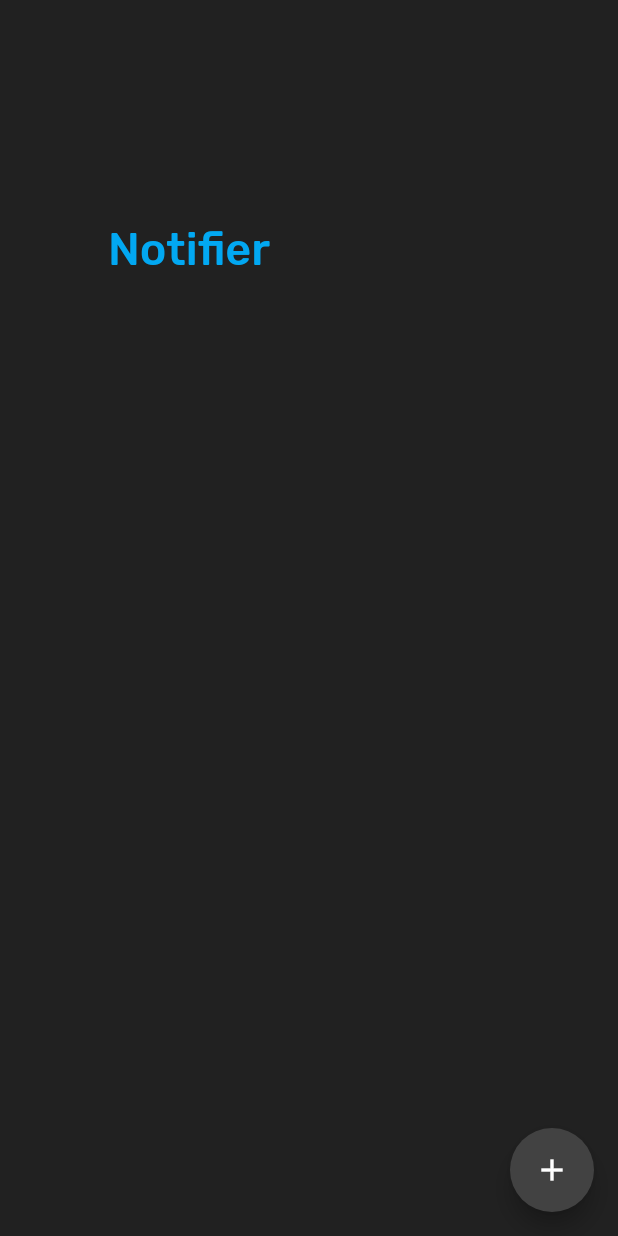
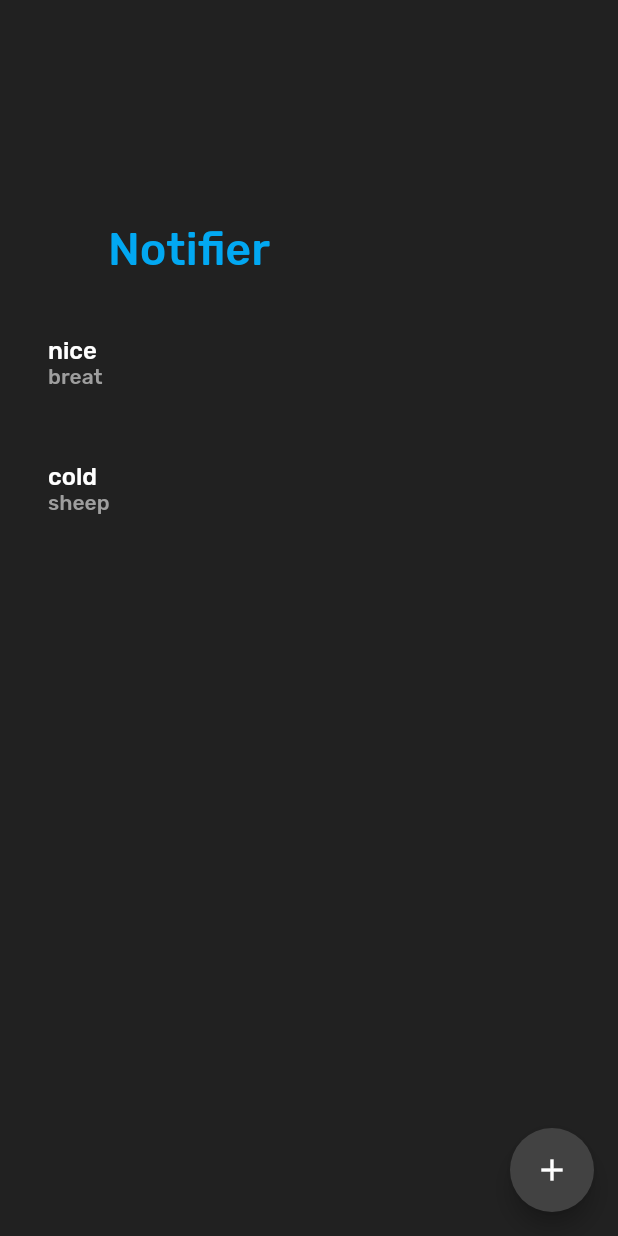
Before and after one commit to probablykasper/notifier, a Flutter app: the screen it shows after launch, on a phone screen of 412 x 824 dp. Run offline on Flutter 3.47's test engine with Material 2 defaults, Android fonts, the phone set to English and light mode, and no system bars.

Commit message:
Added the list

```diff
--- a/lib/models/list.dart
+++ b/lib/models/list.dart
@@ -3,7 +3,16 @@ import 'package:scoped_model/scoped_model.dart';
 import 'package:notifier/models/src/notification.dart';
 
 class ListModel extends Model {
-  final List<Notification> _notifications = [];
+  final List<Notification> _notifications = [
+    Notification(
+      title: 'nice',
+      description: 'breat',
+    ),
+    Notification(
+      title: 'cold',
+      description: 'sheep',
+    ),
+  ];
 
   UnmodifiableListView<Notification> get items => UnmodifiableListView(_notifications);
 
--- a/lib/pages/list.dart
+++ b/lib/pages/list.dart
@@ -1,6 +1,7 @@
 import 'package:flutter/material.dart';
 import 'package:scoped_model/scoped_model.dart';
 import 'package:notifier/globals.dart';
+import 'package:notifier/models/list.dart';
 
 class ListPage extends StatelessWidget {
   @override
@@ -12,7 +13,21 @@ class ListPage extends StatelessWidget {
         foregroundColor: Colors.white,
         backgroundColor: Colors.grey[800],
       ),
-      body: CustomScrollView(
+      body: _List(),
+    );
+  }
+}
+
+class _List extends StatelessWidget {
+  const _List({
+    Key key,
+  }) : super(key: key);
+
+  @override
+  Widget build(BuildContext context) {
+    return ScopedModelDescendant<ListModel>(
+      builder: (context, child, list) {
+        return CustomScrollView(
           slivers: <Widget>[
             const SliverAppBar(
               pinned: true,
@@ -31,9 +46,52 @@ class ListPage extends StatelessWidget {
                 titlePadding: EdgeInsets.only(left: 72, bottom: 16),
               ),
             ),
-          // LIST GOES HERE
+            SliverList(
+              delegate: SliverChildListDelegate(
+                list.items.map((item) {
+                  return InkWell(
+                    onTap: () => print("Someone tapped me and it felt great"),
+                    child: Container(
+                      padding: EdgeInsets.symmetric(
+                          vertical: 24.0, horizontal: 32.0),
+                      child: Column(
+                        // mainAxisAlignment: MainAxisAlignment.start,
+                        crossAxisAlignment: CrossAxisAlignment.start,
+                        children: [
+                          Text(
+                            item.title,
+                            style: TextStyle(
+                              fontSize: 16,
+                              // color: Color(0xff00B0FF),
+                              fontWeight: FontWeight.w500,
+                            ),
+                          ),
+                          Text(
+                            item.description,
+                            style: TextStyle(
+                              fontSize: 14,
+                              fontWeight: FontWeight.w500,
+                              color: Colors.grey[500],
+                            ),
+                          ),
                         ],
                       ),
+                    ),
+                  );
+                }).toList(),
+              ),
+            )
+          ],
+        );
+      },
+      // builder: (context, child, list) => ListView(
+      //       children: list.items
+      //           // For each item in the list:
+      //           .map(
+      //             (item) => Text('· ${item.title}'),
+      //           )
+      //           .toList(),
+      //     ),
     );
   }
 }
```
Lines whose indentation alone changed are shown as unchanged.
